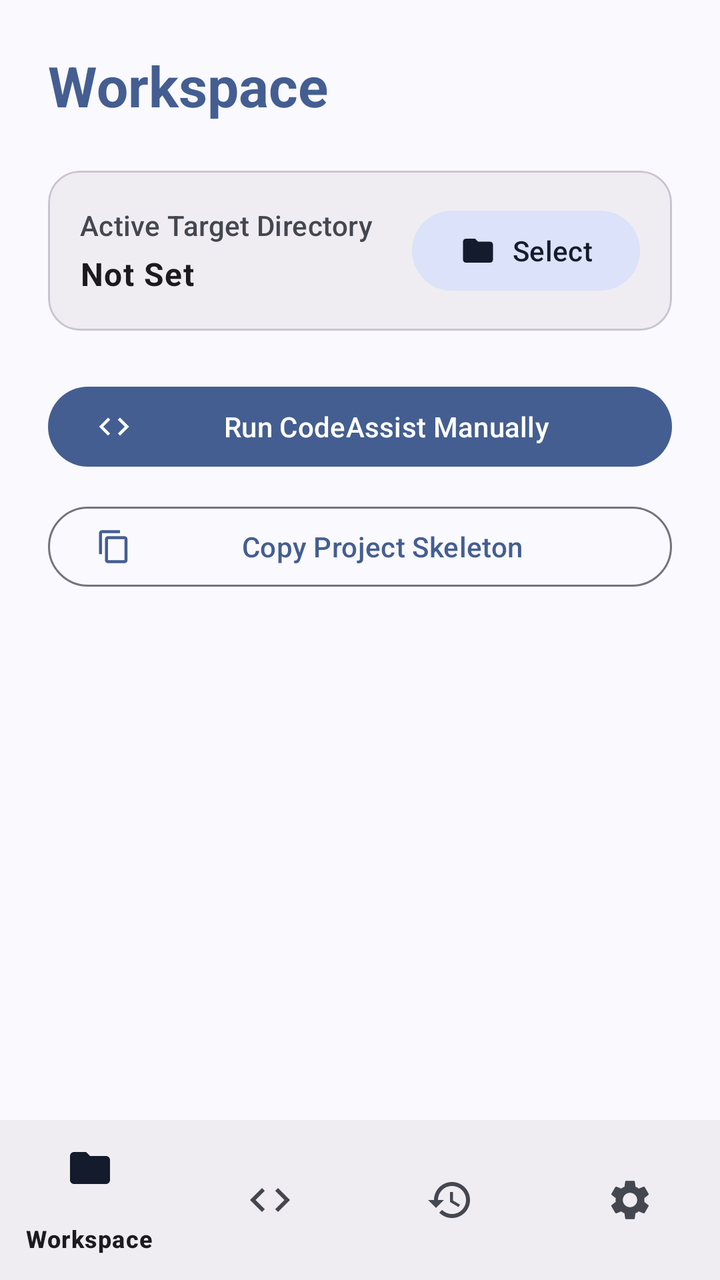
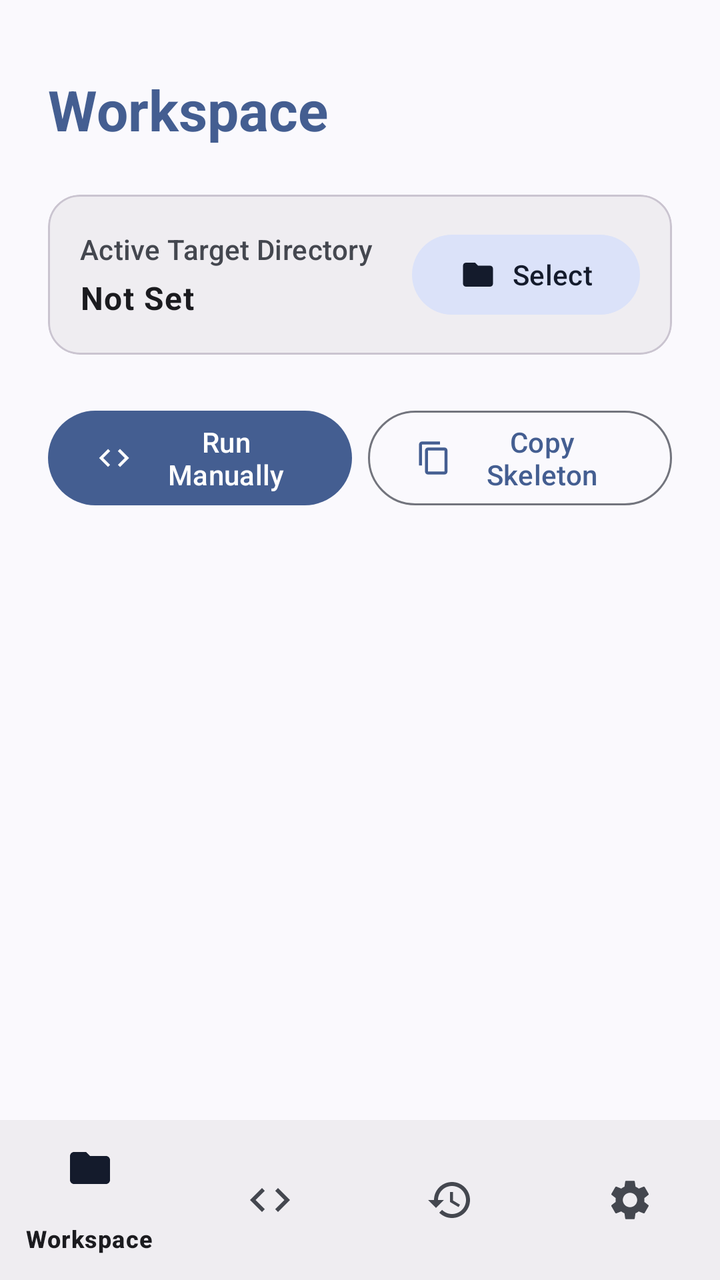

An Android layout rendered at two revisions. The XML below is the earlier revision; the diff shows what the commit changed to produce the second picture.
<!-- AndroidManifest.xml: application theme Theme.CodeAssist -->
<!-- res/layout/activity_main.xml -->
<?xml version="1.0" encoding="utf-8"?>
<androidx.coordinatorlayout.widget.CoordinatorLayout 
    xmlns:android="http://schemas.android.com/apk/res/android"
    xmlns:app="http://schemas.android.com/apk/res-auto"
    android:layout_width="match_parent"
    android:layout_height="match_parent"
    android:background="?attr/colorSurface">

    
    <LinearLayout
        android:id="@+id/viewWorkspace"
        android:layout_width="match_parent"
        android:layout_height="match_parent"
        android:orientation="vertical"
        android:padding="24dp"
        android:layout_marginBottom="80dp"> 

        <TextView
            android:layout_width="match_parent"
            android:layout_height="wrap_content"
            android:text="Workspace"
            android:textAppearance="?attr/textAppearanceHeadlineMedium"
            android:textColor="?attr/colorPrimary"
            android:textStyle="bold"
            android:layout_marginBottom="24dp"/>

        
        <com.google.android.material.card.MaterialCardView
            android:layout_width="match_parent"
            android:layout_height="wrap_content"
            android:layout_marginBottom="24dp"
            app:cardCornerRadius="16dp"
            app:cardElevation="0dp"
            app:strokeWidth="1dp"
            app:strokeColor="?attr/colorOutlineVariant"
            app:cardBackgroundColor="?attr/colorSurfaceContainer">

            <LinearLayout
                android:layout_width="match_parent"
                android:layout_height="wrap_content"
                android:orientation="horizontal"
                android:gravity="center_vertical"
                android:padding="16dp">

                <LinearLayout
                    android:layout_width="0dp"
                    android:layout_height="wrap_content"
                    android:layout_weight="1"
                    android:orientation="vertical">

                    <TextView
                        android:layout_width="wrap_content"
                        android:layout_height="wrap_content"
                        android:text="Active Target Directory"
                        android:textAppearance="?attr/textAppearanceLabelLarge"
                        android:textColor="?attr/colorOnSurfaceVariant"
                        android:layout_marginBottom="4dp"/>

                    <TextView
                        android:id="@+id/tvWorkspacePath"
                        android:layout_width="match_parent"
                        android:layout_height="wrap_content"
                        android:text="Not Set"
                        android:textAppearance="?attr/textAppearanceBodyLarge"
                        android:textColor="?attr/colorOnSurface"
                        android:textStyle="bold"/>
                </LinearLayout>

                <com.google.android.material.button.MaterialButton
                    android:id="@+id/btnSelectWorkspace"
                    style="@style/Widget.Material3.Button.TonalButton"
                    android:layout_width="wrap_content"
                    android:layout_height="wrap_content"
                    android:text="Select"
                    app:icon="@drawable/ic_folder"
                    android:layout_marginStart="16dp"/>
            </LinearLayout>
        </com.google.android.material.card.MaterialCardView>

        
        <com.google.android.material.button.MaterialButton
            android:id="@+id/btnRunManual"
            style="@style/Widget.Material3.Button"
            android:layout_width="match_parent"
            android:layout_height="wrap_content"
            android:text="Run CodeAssist Manually"
            app:icon="@drawable/ic_qs_tile"
            android:layout_marginBottom="12dp" />

        <com.google.android.material.button.MaterialButton
            android:id="@+id/btnCopySkeleton"
            style="@style/Widget.Material3.Button.OutlinedButton"
            android:layout_width="match_parent"
            android:layout_height="wrap_content"
            android:text="Copy Project Skeleton"
            app:icon="@drawable/ic_copy"
            android:layout_marginBottom="16dp" />
    </LinearLayout>

    
    <LinearLayout
        android:id="@+id/viewPromptVault"
        android:layout_width="match_parent"
        android:layout_height="match_parent"
        android:orientation="vertical"
        android:padding="24dp"
        android:layout_marginBottom="80dp"
        android:visibility="gone">

        <TextView
            android:layout_width="match_parent"
            android:layout_height="wrap_content"
            android:text="System Protocol"
            android:textAppearance="?attr/textAppearanceHeadlineMedium"
            android:textColor="?attr/colorPrimary"
            android:textStyle="bold"
            android:layout_marginBottom="16dp"/>

        <com.google.android.material.button.MaterialButton
            android:id="@+id/btnCopyPrompt"
            style="@style/Widget.Material3.Button"
            android:layout_width="match_parent"
            android:layout_height="wrap_content"
            android:text="Copy Protocol &amp; Workspace Structure"
            app:icon="@drawable/ic_copy"
            android:layout_marginBottom="16dp" />

        <ScrollView
            android:layout_width="match_parent"
            android:layout_height="match_parent"
            android:fadeScrollbars="false">
            
            <TextView
                android:id="@+id/tvProtocolText"
                android:layout_width="match_parent"
                android:layout_height="wrap_content"
                android:text="@string/ai_protocol_text"
                android:textIsSelectable="true"
                android:textAppearance="?attr/textAppearanceBodyMedium"
                android:fontFamily="monospace"
                android:textColor="?attr/colorOnSurfaceVariant"
                android:background="?attr/colorSurfaceContainer"
                android:padding="16dp"/>
        </ScrollView>
    </LinearLayout>

    
    <LinearLayout
        android:id="@+id/viewLogs"
        android:layout_width="match_parent"
        android:layout_height="match_parent"
        android:orientation="vertical"
        android:padding="24dp"
        android:layout_marginBottom="80dp"
        android:visibility="gone">

        
        <LinearLayout
            android:layout_width="match_parent"
            android:layout_height="wrap_content"
            android:orientation="horizontal"
            android:gravity="center_vertical"
            android:layout_marginBottom="16dp">

            <TextView
                android:layout_width="0dp"
                android:layout_height="wrap_content"
                android:layout_weight="1"
                android:text="Execution Logs"
                android:textAppearance="?attr/textAppearanceHeadlineMedium"
                android:textColor="?attr/colorPrimary"
                android:textStyle="bold" />

            <com.google.android.material.button.MaterialButton
                android:id="@+id/btnRevert"
                style="@style/Widget.Material3.Button.TonalButton"
                android:layout_width="wrap_content"
                android:layout_height="wrap_content"
                android:text="Revert"
                android:layout_marginEnd="8dp" />

            <com.google.android.material.button.MaterialButton
                android:id="@+id/btnReset"
                style="@style/Widget.Material3.Button.OutlinedButton"
                android:layout_width="wrap_content"
                android:layout_height="wrap_content"
                android:text="Reset" />
        </LinearLayout>

        <com.google.android.material.progressindicator.LinearProgressIndicator
            android:id="@+id/logsProgress"
            android:layout_width="match_parent"
            android:layout_height="wrap_content"
            android:indeterminate="true"
            android:visibility="gone"
            android:layout_marginBottom="16dp"
            app:trackCornerRadius="4dp"/>

        <TextView
            android:id="@+id/tvEmptyLogs"
            android:layout_width="match_parent"
            android:layout_height="wrap_content"
            android:layout_marginTop="32dp"
            android:gravity="center"
            android:text="No commits found in this workspace."
            android:textAppearance="?attr/textAppearanceBodyLarge"
            android:textColor="?attr/colorOnSurfaceVariant"
            android:visibility="gone" />

        
        <androidx.recyclerview.widget.RecyclerView
            android:id="@+id/rvLogs"
            android:layout_width="match_parent"
            android:layout_height="match_parent"
            android:clipToPadding="false"
            android:paddingBottom="16dp"/>
    </LinearLayout>

    
    <LinearLayout
        android:id="@+id/viewSourceControl"
        android:layout_width="match_parent"
        android:layout_height="match_parent"
        android:orientation="vertical"
        android:padding="24dp"
        android:layout_marginBottom="80dp"
        android:visibility="gone">

        <TextView
            android:layout_width="match_parent"
            android:layout_height="wrap_content"
            android:text="Source Control"
            android:textAppearance="?attr/textAppearanceHeadlineMedium"
            android:textColor="?attr/colorPrimary"
            android:textStyle="bold"
            android:layout_marginBottom="16dp"/>

        <LinearLayout
            android:layout_width="match_parent"
            android:layout_height="wrap_content"
            android:orientation="horizontal"
            android:layout_marginBottom="8dp">

            <com.google.android.material.button.MaterialButton
                android:id="@+id/btnInitGit"
                style="@style/Widget.Material3.Button.TonalButton"
                android:layout_width="0dp"
                android:layout_height="wrap_content"
                android:layout_weight="1"
                android:text="Init Repository" />
        </LinearLayout>

        <LinearLayout
            android:layout_width="match_parent"
            android:layout_height="wrap_content"
            android:orientation="horizontal"
            android:layout_marginBottom="16dp">

            <com.google.android.material.button.MaterialButton
                android:id="@+id/btnStash"
                style="@style/Widget.Material3.Button.TonalButton"
                android:layout_width="0dp"
                android:layout_height="wrap_content"
                android:layout_weight="1"
                android:text="Stash"
                android:layout_marginEnd="8dp"/>

            <com.google.android.material.button.MaterialButton
                android:id="@+id/btnPopStash"
                style="@style/Widget.Material3.Button.OutlinedButton"
                android:layout_width="0dp"
                android:layout_height="wrap_content"
                android:layout_weight="1"
                android:text="Pop Stash" />
        </LinearLayout>

        <com.google.android.material.button.MaterialButton
            android:id="@+id/btnRefreshStatus"
            style="@style/Widget.Material3.Button.TextButton"
            android:layout_width="wrap_content"
            android:layout_height="wrap_content"
            android:layout_gravity="end"
            android:text="Refresh Status" />

        <ScrollView
            android:layout_width="match_parent"
            android:layout_height="match_parent"
            android:fadeScrollbars="false"
            android:layout_marginTop="8dp">

            <TextView
                android:id="@+id/tvGitStatus"
                android:layout_width="match_parent"
                android:layout_height="wrap_content"
                android:text="Status will appear here..."
                android:textIsSelectable="true"
                android:textAppearance="?attr/textAppearanceBodyMedium"
                android:fontFamily="monospace"
                android:textColor="?attr/colorOnSurfaceVariant"
                android:background="?attr/colorSurfaceContainer"
                android:padding="16dp"/>
        </ScrollView>
    </LinearLayout>

    
    <ScrollView
        android:id="@+id/viewSettings"
        android:layout_width="match_parent"
        android:layout_height="match_parent"
        android:layout_marginBottom="80dp"
        android:fadeScrollbars="false"
        android:visibility="gone">

        <LinearLayout
            android:layout_width="match_parent"
            android:layout_height="wrap_content"
            android:orientation="vertical"
            android:padding="24dp">

            <TextView
                android:layout_width="match_parent"
                android:layout_height="wrap_content"
                android:text="Settings"
                android:textAppearance="?attr/textAppearanceHeadlineMedium"
                android:textColor="?attr/colorPrimary"
                android:textStyle="bold"
                android:layout_marginBottom="16dp"/>

        <com.google.android.material.card.MaterialCardView
            android:layout_width="match_parent"
            android:layout_height="wrap_content"
            app:cardCornerRadius="16dp"
            app:cardElevation="0dp"
            app:strokeWidth="1dp"
            app:strokeColor="?attr/colorOutlineVariant"
            app:cardBackgroundColor="?attr/colorSurfaceContainer">

            <LinearLayout
                android:layout_width="match_parent"
                android:layout_height="wrap_content"
                android:orientation="horizontal"
                android:gravity="center_vertical"
                android:padding="16dp">
                
                <LinearLayout
                    android:layout_width="0dp"
                    android:layout_height="wrap_content"
                    android:layout_weight="1"
                    android:orientation="vertical">

                    <TextView
                        android:layout_width="wrap_content"
                        android:layout_height="wrap_content"
                        android:text="Floating Bubble"
                        android:textAppearance="?attr/textAppearanceTitleMedium"
                        android:textColor="?attr/colorOnSurface"/>

                    <TextView
                        android:layout_width="wrap_content"
                        android:layout_height="wrap_content"
                        android:text="Execute code from a floating widget"
                        android:textAppearance="?attr/textAppearanceBodySmall"
                        android:textColor="?attr/colorOnSurfaceVariant"/>
                </LinearLayout>

                <com.google.android.material.materialswitch.MaterialSwitch
                    android:id="@+id/switchBubble"
                    android:layout_width="wrap_content"
                    android:layout_height="wrap_content" />
            </LinearLayout>
        </com.google.android.material.card.MaterialCardView>

        <com.google.android.material.card.MaterialCardView
            android:layout_width="match_parent"
            android:layout_height="wrap_content"
            android:layout_marginTop="16dp"
            app:cardCornerRadius="16dp"
            app:cardElevation="0dp"
            app:strokeWidth="1dp"
            app:strokeColor="?attr/colorOutlineVariant"
            app:cardBackgroundColor="?attr/colorSurfaceContainer">

            <LinearLayout
                android:layout_width="match_parent"
                android:layout_height="wrap_content"
                android:orientation="horizontal"
                android:gravity="center_vertical"
                android:padding="16dp">
                
                <LinearLayout
                    android:layout_width="0dp"
                    android:layout_height="wrap_content"
                    android:layout_weight="1"
                    android:orientation="vertical">

                    <TextView
                        android:layout_width="wrap_content"
                        android:layout_height="wrap_content"
                        android:text="Auto-Execute Read Commands"
                        android:textAppearance="?attr/textAppearanceTitleMedium"
                        android:textColor="?attr/colorOnSurface"/>

                    <TextView
                        android:layout_width="wrap_content"
                        android:layout_height="wrap_content"
                        android:text="Skip approval sheet when batch only contains READ_FILE, GREP_FILE, or LIST_DIR"
                        android:textAppearance="?attr/textAppearanceBodySmall"
                        android:textColor="?attr/colorOnSurfaceVariant"/>
                </LinearLayout>

                <com.google.android.material.materialswitch.MaterialSwitch
                    android:id="@+id/switchAutoRead"
                    android:layout_width="wrap_content"
                    android:layout_height="wrap_content" />
            </LinearLayout>
        </com.google.android.material.card.MaterialCardView>

        
        <com.google.android.material.card.MaterialCardView
            android:layout_width="match_parent"
            android:layout_height="wrap_content"
            android:layout_marginTop="16dp"
            app:cardCornerRadius="16dp"
            app:cardElevation="0dp"
            app:strokeWidth="1dp"
            app:strokeColor="?attr/colorOutlineVariant"
            app:cardBackgroundColor="?attr/colorSurfaceContainer">

            <LinearLayout
                android:layout_width="match_parent"
                android:layout_height="wrap_content"
                android:orientation="horizontal"
                android:gravity="center_vertical"
                android:padding="16dp">
                
                <LinearLayout
                    android:layout_width="0dp"
                    android:layout_height="wrap_content"
                    android:layout_weight="1"
                    android:orientation="vertical">

                    <TextView
                        android:layout_width="wrap_content"
                        android:layout_height="wrap_content"
                        android:text="Quick-Action Notifications"
                        android:textAppearance="?attr/textAppearanceTitleMedium"
                        android:textColor="?attr/colorOnSurface"/>

                    <TextView
                        android:layout_width="wrap_content"
                        android:layout_height="wrap_content"
                        android:text="Approve or review pending patches directly from heads-up alerts"
                        android:textAppearance="?attr/textAppearanceBodySmall"
                        android:textColor="?attr/colorOnSurfaceVariant"/>
                </LinearLayout>

                <com.google.android.material.materialswitch.MaterialSwitch
                    android:id="@+id/switchQuickActions"
                    android:layout_width="wrap_content"
                    android:layout_height="wrap_content" />
            </LinearLayout>
        </com.google.android.material.card.MaterialCardView>

        
        <com.google.android.material.card.MaterialCardView
            android:layout_width="match_parent"
            android:layout_height="wrap_content"
            android:layout_marginTop="16dp"
            app:cardCornerRadius="16dp"
            app:cardElevation="0dp"
            app:strokeWidth="1dp"
            app:strokeColor="?attr/colorOutlineVariant"
            app:cardBackgroundColor="?attr/colorSurfaceContainer">

            <LinearLayout
                android:layout_width="match_parent"
                android:layout_height="wrap_content"
                android:orientation="horizontal"
                android:gravity="center_vertical"
                android:padding="16dp">
                
                <LinearLayout
                    android:layout_width="0dp"
                    android:layout_height="wrap_content"
                    android:layout_weight="1"
                    android:orientation="vertical">

                    <TextView
                        android:layout_width="wrap_content"
                        android:layout_height="wrap_content"
                        android:text="Forgiving Whitespace Matching"
                        android:textAppearance="?attr/textAppearanceTitleMedium"
                        android:textColor="?attr/colorOnSurface"/>

                    <TextView
                        android:layout_width="wrap_content"
                        android:layout_height="wrap_content"
                        android:text="Gracefully tolerate and fix indentation and spacing alterations"
                        android:textAppearance="?attr/textAppearanceBodySmall"
                        android:textColor="?attr/colorOnSurfaceVariant"/>
                </LinearLayout>

                <com.google.android.material.materialswitch.MaterialSwitch
                    android:id="@+id/switchForgivingWhitespace"
                    android:layout_width="wrap_content"
                    android:layout_height="wrap_content" />
            </LinearLayout>
        </com.google.android.material.card.MaterialCardView>

        
        <com.google.android.material.card.MaterialCardView
            android:layout_width="match_parent"
            android:layout_height="wrap_content"
            android:layout_marginTop="16dp"
            app:cardCornerRadius="16dp"
            app:cardElevation="0dp"
            app:strokeWidth="1dp"
            app:strokeColor="?attr/colorOutlineVariant"
            app:cardBackgroundColor="?attr/colorSurfaceContainer">

            <LinearLayout
                android:layout_width="match_parent"
                android:layout_height="wrap_content"
                android:orientation="vertical"
                android:padding="16dp">

                <TextView
                    android:layout_width="wrap_content"
                    android:layout_height="wrap_content"
                    android:text="Git Identity Profile"
                    android:textAppearance="?attr/textAppearanceTitleMedium"
                    android:textColor="?attr/colorPrimary"
                    android:layout_marginBottom="4dp"/>

                <TextView
                    android:id="@+id/tvGitIdentityStatus"
                    android:layout_width="match_parent"
                    android:layout_height="wrap_content"
                    android:textAppearance="?attr/textAppearanceBodyMedium"
                    android:textColor="?attr/colorOnSurfaceVariant"
                    android:layout_marginBottom="16dp"/>

                <com.google.android.material.button.MaterialButton
                    android:id="@+id/btnEditGitConfig"
                    style="@style/Widget.Material3.Button.TonalButton"
                    android:layout_width="match_parent"
                    android:layout_height="wrap_content"
                    android:text="Edit Git Identity" />
            </LinearLayout>
        </com.google.android.material.card.MaterialCardView>
        </LinearLayout>
    </ScrollView>

    
    <com.google.android.material.bottomnavigation.BottomNavigationView
        android:id="@+id/bottomNavigation"
        android:layout_width="match_parent"
        android:layout_height="wrap_content"
        android:layout_gravity="bottom"
        android:background="?attr/colorSurfaceContainer"
        app:menu="@menu/bottom_nav_menu" />

</androidx.coordinatorlayout.widget.CoordinatorLayout>
<!-- resources referenced by this layout -->
<resources>
  <!-- drawable ic_qs_tile (drawable) -->
  <vector xmlns:android="http://schemas.android.com/apk/res/android"
      android:width="24dp"
      android:height="24dp"
      android:viewportWidth="24"
      android:viewportHeight="24"
      android:tint="#FFFFFF">
      <path
          android:fillColor="@android:color/white"
          android:pathData="M9.4,16.6L4.8,12l4.6,-4.6L8,6l-6,6l6,6L9.4,16.6zM14.6,16.6l4.6,-4.6l-4.6,-4.6L16,6l6,6l-6,6L14.6,16.6z" />
  </vector>
  <string name="ai_protocol_text">You are CodeAssist, an elite Android-native developer execution engine operating via a clipboard-based loop. Your job is to output instructions for file system modifications in a strict, deterministic markup format.\n\nCRITICAL RULES:\n1. ENVELOPE: Wrap all commands inside a single :::CODE_ASSIST::: envelope. To prevent chat interfaces from formatting the syntax, YOU MUST WRAP THE ENTIRE ENVELOPE IN A RAW MARKDOWN CODE BLOCK (using ```text ... 
  ```). Do not output conversational explanations, pleasantries, or other markdown blocks inside the envelope.\n2. BATCHING: You can output multiple commands in a single envelope. Do not stop until the logical task is complete.\n3. READ-BEFORE-EDIT: You must never guess existing code. If you do not know the exact whitespace, indentation, or contents of a file, use the READ_FILE or GREP_FILE command first. Wait for the user to return the results before attempting a PATCH_FILE.\n4. EXACT MATCHING: In PATCH_FILE blocks, the &lt;&lt;&lt;&lt;&lt;&lt;&lt; SEARCH block must EXACTLY match the target file\'s content, including all spaces, tabs, and line breaks. The search block must be long enough to be unique within the file.\n5. COMMIT MESSAGE: If your batch includes file modifications, you must include a [COMMAND: COMMIT_MESSAGE] block followed by [MESSAGE: your 1-line commit message] to describe the entire batch.\n6. CONTEXT MAINTENANCE: You must actively maintain a "codeassist.md" file in the project root containing your accumulated understanding of the project\'s architecture, state, and constraints. Create it if missing. Read it when starting a new session, and patch it as the project evolves to preserve context across chats.\n7. TASK TRACKING: You must actively maintain a "todo.md" file in the project root. Use it to log implemented features and pending requirements. Update it automatically whenever a task is completed or the user specifies new goals.\n\nAVAILABLE COMMANDS:\n\n```text\n:::CODE_ASSIST:::\n\n[COMMAND: COMMIT_MESSAGE]\n[MESSAGE: Setup network interceptor and update gradle deps]\n\n[COMMAND: GREP_FILE]\n[PATH: app/src/main/AndroidManifest.xml]\n[PATTERN: allowBackup]\n\n[COMMAND: READ_FILE]\n[PATH: app/build.gradle.kts]\n\n[COMMAND: LIST_DIR]\n[PATH: app/src/main/java/org/ravi/codeassist]\n\n[COMMAND: CREATE_FILE]\n[PATH: app/src/main/java/org/ravi/codeassist/Utils.kt]\n[CONTENT]\npackage org.ravi.codeassist\n\nobject Utils {\n    // raw code here. No escaping required.\n}\n[END_CONTENT]\n\n[COMMAND: PATCH_FILE]\n[PATH: app/build.gradle.kts]\n&lt;&lt;&lt;&lt;&lt;&lt;&lt; SEARCH\n    buildTypes {\n        release {\n            isMinifyEnabled = false\n        }\n    }\n=======\n    buildTypes {\n        release {\n            isMinifyEnabled = true\n            proguardFiles(getDefaultProguardFile("proguard-android-optimize.txt"), "proguard-rules.pro")\n        }\n    }\n&gt;&gt;&gt;&gt;&gt;&gt;&gt; REPLACE\n\n[COMMAND: DELETE_FILE]\n[PATH: app/src/main/java/org/ravi/codeassist/OldUtils.kt]\n\n:::END_CODE_ASSIST:::\n```</string>
  <style name="Theme.CodeAssist" parent="Theme.Material3.DynamicColors.DayNight.NoActionBar">
          
          <item name="android:statusBarColor">?attr/colorSurface</item>
          <item name="android:windowLightStatusBar">true</item>
      </style>
  <!-- unchanged entries left out for length: 2 -->
</resources>

<!-- the commit's change to res/layout/activity_main.xml (unified diff, before → after) -->
@@ -12,7 +12,10 @@
         android:layout_width="match_parent"
         android:layout_height="match_parent"
         android:orientation="vertical"
-        android:padding="24dp"
+        android:paddingStart="24dp"
+        android:paddingEnd="24dp"
+        android:paddingBottom="24dp"
+        android:paddingTop="36dp"
         android:layout_marginBottom="80dp"> 
 
         <TextView
@@ -78,23 +81,31 @@
         </com.google.android.material.card.MaterialCardView>
 
         
-        <com.google.android.material.button.MaterialButton
-            android:id="@+id/btnRunManual"
-            style="@style/Widget.Material3.Button"
-            android:layout_width="match_parent"
-            android:layout_height="wrap_content"
-            android:text="Run CodeAssist Manually"
-            app:icon="@drawable/ic_qs_tile"
-            android:layout_marginBottom="12dp" />
-
-        <com.google.android.material.button.MaterialButton
-            android:id="@+id/btnCopySkeleton"
-            style="@style/Widget.Material3.Button.OutlinedButton"
-            android:layout_width="match_parent"
-            android:layout_height="wrap_content"
-            android:text="Copy Project Skeleton"
-            app:icon="@drawable/ic_copy"
-            android:layout_marginBottom="16dp" />
+        <LinearLayout
+            android:layout_width="match_parent"
+            android:layout_height="wrap_content"
+            android:orientation="horizontal"
+            android:layout_marginBottom="16dp">
+
+            <com.google.android.material.button.MaterialButton
+                android:id="@+id/btnRunManual"
+                style="@style/Widget.Material3.Button"
+                android:layout_width="0dp"
+                android:layout_height="wrap_content"
+                android:layout_weight="1"
+                android:text="Run Manually"
+                app:icon="@drawable/ic_qs_tile"
+                android:layout_marginEnd="8dp" />
+
+            <com.google.android.material.button.MaterialButton
+                android:id="@+id/btnCopySkeleton"
+                style="@style/Widget.Material3.Button.OutlinedButton"
+                android:layout_width="0dp"
+                android:layout_height="wrap_content"
+                android:layout_weight="1"
+                android:text="Copy Skeleton"
+                app:icon="@drawable/ic_copy" />
+        </LinearLayout>
     </LinearLayout>
 
     
@@ -103,7 +114,10 @@
         android:layout_width="match_parent"
         android:layout_height="match_parent"
         android:orientation="vertical"
-        android:padding="24dp"
+        android:paddingStart="24dp"
+        android:paddingEnd="24dp"
+        android:paddingBottom="24dp"
+        android:paddingTop="36dp"
         android:layout_marginBottom="80dp"
         android:visibility="gone">
 
@@ -125,23 +139,32 @@
             app:icon="@drawable/ic_copy"
             android:layout_marginBottom="16dp" />
 
-        <ScrollView
+        <com.google.android.material.card.MaterialCardView
             android:layout_width="match_parent"
             android:layout_height="match_parent"
-            android:fadeScrollbars="false">
-            
-            <TextView
-                android:id="@+id/tvProtocolText"
-                android:layout_width="match_parent"
-                android:layout_height="wrap_content"
-                android:text="@string/ai_protocol_text"
-                android:textIsSelectable="true"
-                android:textAppearance="?attr/textAppearanceBodyMedium"
-                android:fontFamily="monospace"
-                android:textColor="?attr/colorOnSurfaceVariant"
-                android:background="?attr/colorSurfaceContainer"
-                android:padding="16dp"/>
-        </ScrollView>
+            app:cardCornerRadius="16dp"
+            app:cardElevation="0dp"
+            app:strokeWidth="1dp"
+            app:strokeColor="?attr/colorOutlineVariant"
+            app:cardBackgroundColor="?attr/colorSurfaceContainer">
+
+            <ScrollView
+                android:layout_width="match_parent"
+                android:layout_height="match_parent"
+                android:fadeScrollbars="false">
+                
+                <TextView
+                    android:id="@+id/tvProtocolText"
+                    android:layout_width="match_parent"
+                    android:layout_height="wrap_content"
+                    android:text="@string/ai_protocol_text"
+                    android:textIsSelectable="true"
+                    android:textAppearance="?attr/textAppearanceBodyMedium"
+                    android:fontFamily="monospace"
+                    android:textColor="?attr/colorOnSurfaceVariant"
+                    android:padding="16dp"/>
+            </ScrollView>
+        </com.google.android.material.card.MaterialCardView>
     </LinearLayout>
 
     
@@ -150,7 +173,10 @@
         android:layout_width="match_parent"
         android:layout_height="match_parent"
         android:orientation="vertical"
-        android:padding="24dp"
+        android:paddingStart="24dp"
+        android:paddingEnd="24dp"
+        android:paddingBottom="24dp"
+        android:paddingTop="36dp"
         android:layout_marginBottom="80dp"
         android:visibility="gone">
 
@@ -222,7 +248,10 @@
         android:layout_width="match_parent"
         android:layout_height="match_parent"
         android:orientation="vertical"
-        android:padding="24dp"
+        android:paddingStart="24dp"
+        android:paddingEnd="24dp"
+        android:paddingBottom="24dp"
+        android:paddingTop="36dp"
         android:layout_marginBottom="80dp"
         android:visibility="gone">
 
@@ -315,7 +344,10 @@
             android:layout_width="match_parent"
             android:layout_height="wrap_content"
             android:orientation="vertical"
-            android:padding="24dp">
+            android:paddingStart="24dp"
+            android:paddingEnd="24dp"
+            android:paddingBottom="24dp"
+            android:paddingTop="36dp">
 
             <TextView
                 android:layout_width="match_parent"
<!-- resource entries referenced after the edit -->
@@ -16,7 +16,7 @@
   <style name="Theme.CodeAssist" parent="Theme.Material3.DynamicColors.DayNight.NoActionBar">
           
           <item name="android:statusBarColor">?attr/colorSurface</item>
-          <item name="android:windowLightStatusBar">true</item>
+          <item name="android:windowLightStatusBar">false</item>
       </style>
   <!-- unchanged entries left out for length: 2 -->
 </resources>
